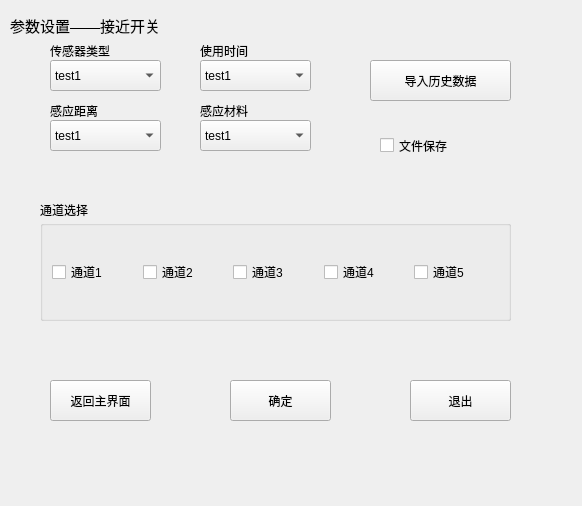
The window that ui_param/paramwin_proximityswitch.ui (Dirck-YHP/Proj_sensor_detect) describes before a commit, drawn with Qt 5.
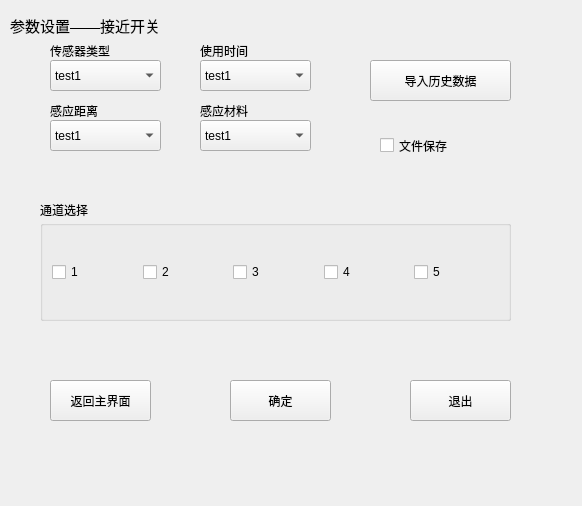
The same window after the commit.

The edit to the form file:
```diff
--- a/ui_param/paramwin_proximityswitch.ui
+++ b/ui_param/paramwin_proximityswitch.ui
@@ -231,35 +231,35 @@
     <item row="0" column="0">
      <widget class="QCheckBox" name="checkBox_ch_1">
       <property name="text">
-       <string>通道1</string>
+       <string>1</string>
       </property>
      </widget>
     </item>
     <item row="0" column="3">
      <widget class="QCheckBox" name="checkBox_ch_4">
       <property name="text">
-       <string>通道4</string>
+       <string>4</string>
       </property>
      </widget>
     </item>
     <item row="0" column="1">
      <widget class="QCheckBox" name="checkBox_ch_2">
       <property name="text">
-       <string>通道2</string>
+       <string>2</string>
       </property>
      </widget>
     </item>
     <item row="0" column="2">
      <widget class="QCheckBox" name="checkBox_ch_3">
       <property name="text">
-       <string>通道3</string>
+       <string>3</string>
       </property>
      </widget>
     </item>
     <item row="0" column="4">
      <widget class="QCheckBox" name="checkBox_ch_5">
       <property name="text">
-       <string>通道5</string>
+       <string>5</string>
       </property>
      </widget>
     </item>
```
